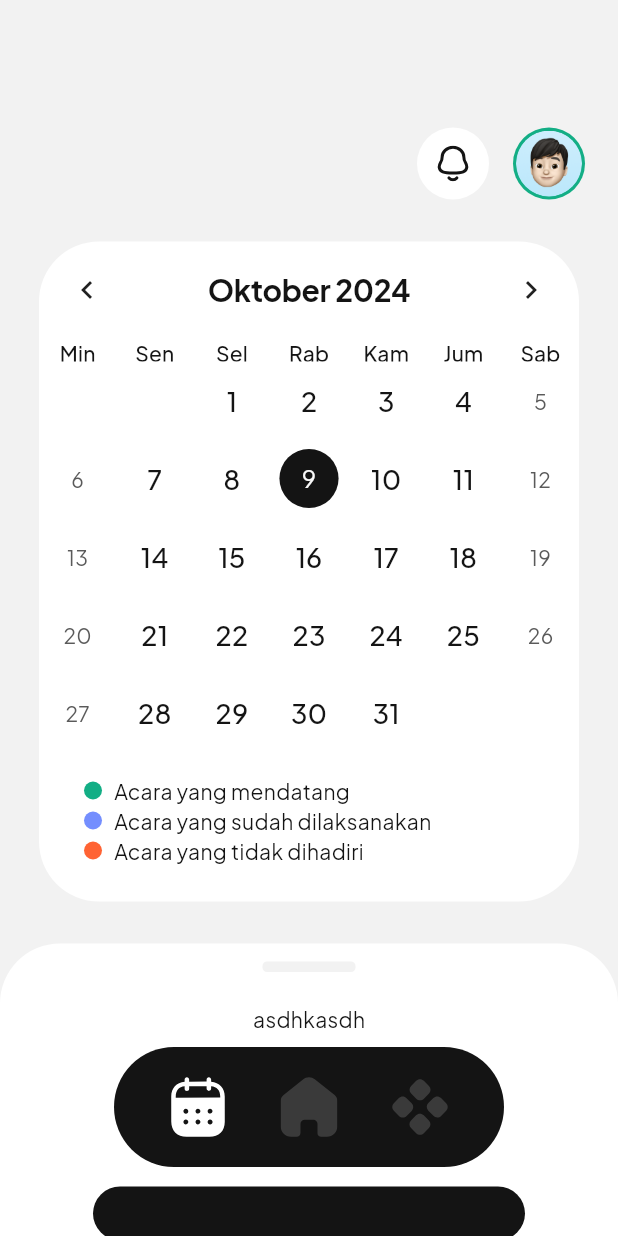
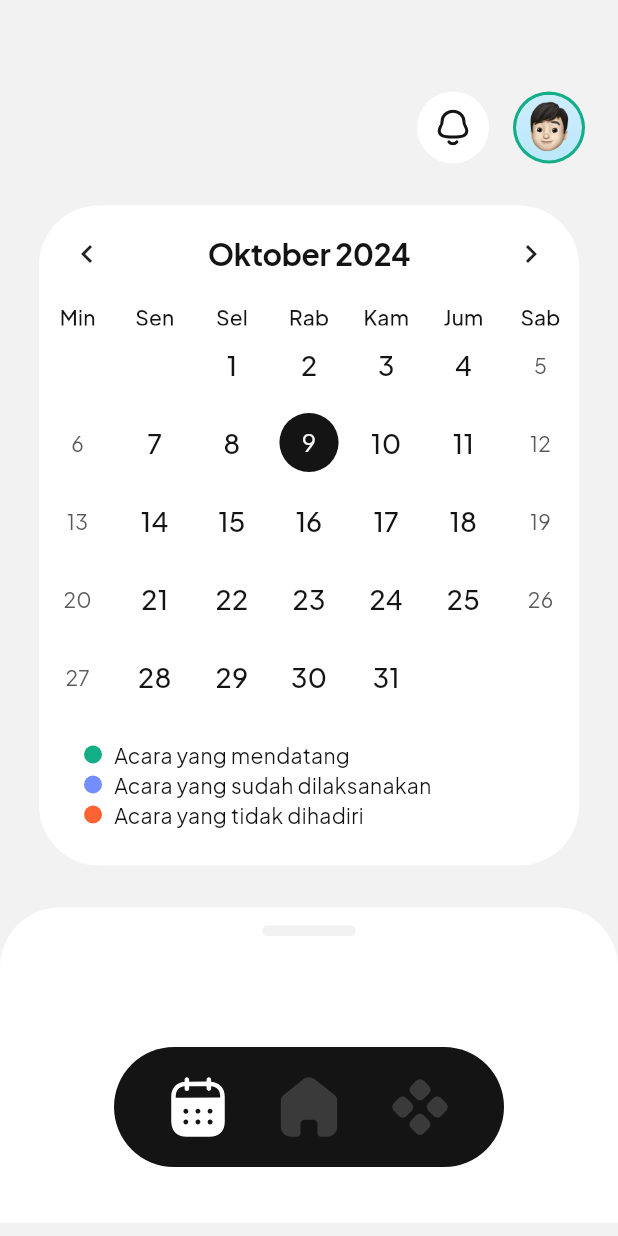
Before and after one commit to Kelompok-1-SDM/aplikasi-sdm, a Flutter app: the HomePage screen opened by its route, after a tap on an icon or button, on a phone screen of 412 x 824 dp. Run offline on Flutter 3.47's test engine with Material 3 defaults, Android fonts, the phone set to English and light mode, and no system bars; drawn by our look-alikes of table_calendar; our stand-ins replace figma_squircle, flutter_svg.

Commit message:
🚧 whut

```diff
--- a/lib/view/global_widgets.dart
+++ b/lib/view/global_widgets.dart
@@ -64,7 +64,7 @@ class HomeAppBar extends StatelessWidget {
         ),
         ProfileIcon(
           "assets/icon/profile.png",
-          onPressed: () => {print('Hako')},
+          onPressed: () => {Navigator.pushNamed(context, "/profile")},
         )
       ],
     );
@@ -707,7 +707,7 @@ class _CustomTableCalendarState extends State<CustomTableCalendar>
   // Footer explaining event color meanings
   Widget _buildFooter() {
     return Padding(
-      padding: const EdgeInsets.only(left: 30, bottom: 24),
+      padding: const EdgeInsets.only(left: 30, bottom: 24, right: 30),
       child: Row(
         mainAxisAlignment: MainAxisAlignment.spaceBetween,
         crossAxisAlignment: CrossAxisAlignment.end,
@@ -783,16 +783,16 @@ class Event {
 
 class CustomBottomSheet extends StatelessWidget {
   final Widget? child;
-  final Text title;
+  final Text? title;
   final String? desc;
-  final List<CustomBigButton> button;
+  final List<CustomBigButton>? button;
 
   const CustomBottomSheet({
     super.key,
     required this.child,
-    required this.title,
+    this.title,
     this.desc,
-    required this.button,
+    this.button,
   });
 
   @override
@@ -837,7 +837,7 @@ class CustomBottomSheet extends StatelessWidget {
                     ),
                     child: Column(
                       children: [
-                        title,
+                        if (title != null) title!,
                         SizedBox(
                           height: 12,
                         ),
@@ -857,12 +857,13 @@ class CustomBottomSheet extends StatelessWidget {
                         SizedBox(
                           height: 56,
                         ),
-                        ...button.map(
-                          (it) => Padding(
-                            padding: EdgeInsets.only(top: 10),
-                            child: it,
-                          ),
-                        )
+                        if (button != null)
+                          ...button!.map(
+                            (it) => Padding(
+                              padding: EdgeInsets.only(top: 10),
+                              child: it,
+                            ),
+                          )
                       ],
                     ),
                   )
--- a/lib/view/kalender/kalender.dart
+++ b/lib/view/kalender/kalender.dart
@@ -33,7 +33,7 @@ class _KalenderState extends State<Kalender> {
         child: Column(
           children: [
             Padding(
-              padding: const EdgeInsets.symmetric(horizontal: 22, vertical: 24),
+              padding: const EdgeInsets.symmetric(horizontal: 22),
               child: SizedBox(
                 width: double.infinity,
                 child: Column(
@@ -50,33 +50,12 @@ class _KalenderState extends State<Kalender> {
                 ),
               ),
             ),
+            SizedBox(
+              height: 24,
+            ),
             CustomBottomSheet(
-                child: Container(),
-                title: Text("asdhkasdh"),
-                button: [
-                  CustomBigButton(
-                      onPressed: () => {}, otherWidget: [Text("askdsakd")])
-                ]),
-            // Calendar Section
-
-            // Task Section
-            // ListView(
-            //   children: [
-            //     Padding(
-            //       padding: const EdgeInsets.all(8.0),
-            //       child: TaskCard(),
-            //     ),
-            //     Padding(
-            //       padding: const EdgeInsets.all(8.0),
-            //       child: Center(
-            //         child: Text(
-            //           "Belum ada tugas lain",
-            //           style: TextStyle(fontSize: 16, color: Colors.grey),
-            //         ),
-            //       ),
-            //     ),
-            //   ],
-            // ),
+              child: GenericCard(child: Container()),
+            ),
           ],
         ),
       ),
```
Also changed, not shown: lib/view/kalender/kalender_widget.dart (added, +78 -0 lines).
